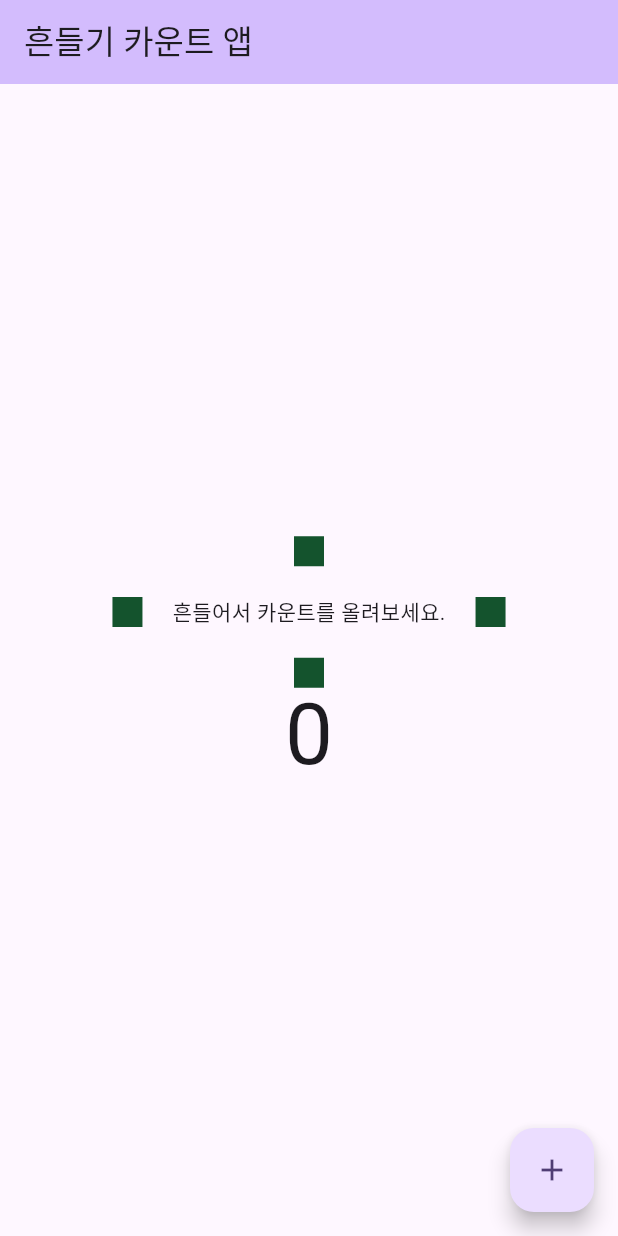
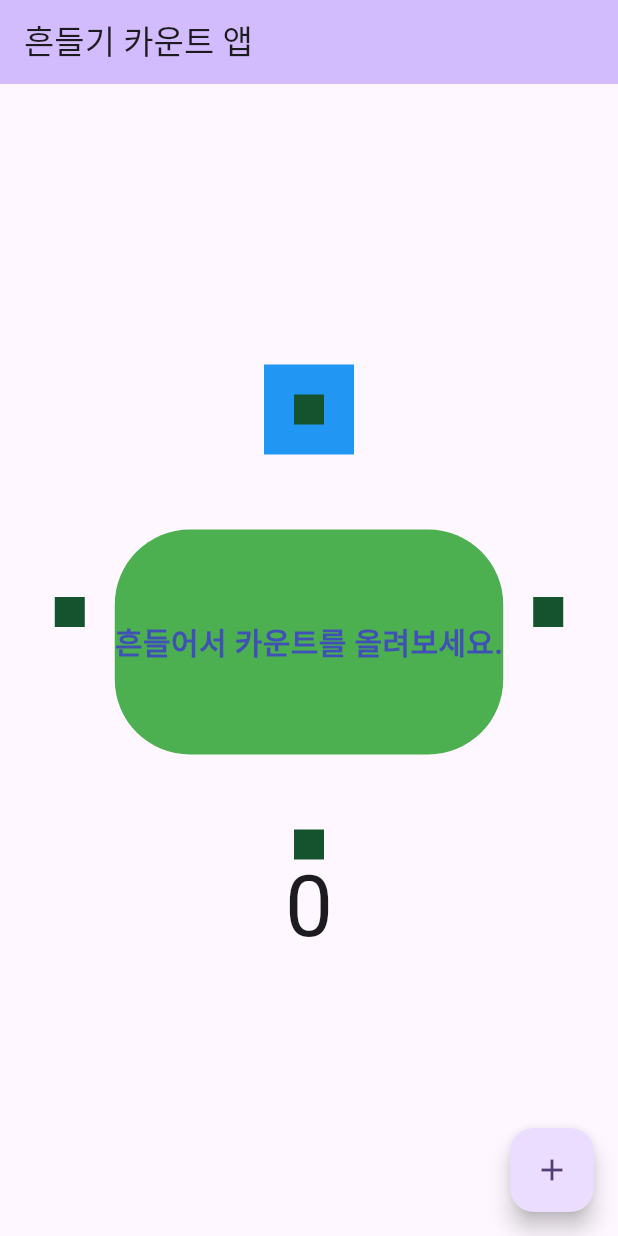
Before and after one commit to Seoyoung-Mun/MOON-DDO, a Flutter app: the screen it shows after launch, on a phone screen of 412 x 824 dp. Run offline on Flutter 3.47's test engine with Material 3 defaults, Android fonts, the phone set to English and light mode, and no system bars; our stand-ins replace velocity_x; missing offline and left inert: shake.

Commit message:
feat: velocity 활용

```diff
--- a/shake_count_app/lib/my_home_page.dart
+++ b/shake_count_app/lib/my_home_page.dart
@@ -61,10 +61,20 @@ class _MyHomePageState extends State<MyHomePage> with WidgetsBindingObserver {
                 redBox(),
                 Column(
                   children: [
-                    redBox(),
-                    const Text(
-                      '흔들어서 카운트를 올려보세요.',
-                    ).p(20),
+                    redBox().box.padding(EdgeInsets.all(20)).color(Colors.blue).make(),
+                    '흔들어서 카운트를 올려보세요.'
+                        .text
+                        .size(20)
+                        .color(Colors.indigo)
+                        .bold
+                        .isIntrinsic
+                        .makeCentered()
+                        .box
+                        .withRounded(value: 50)
+                        .color(Colors.green)
+                        .height(150)
+                        .make()
+                        .pSymmetric(h: 20, v: 50),
                     redBox(),
                   ],
                 ),
```
